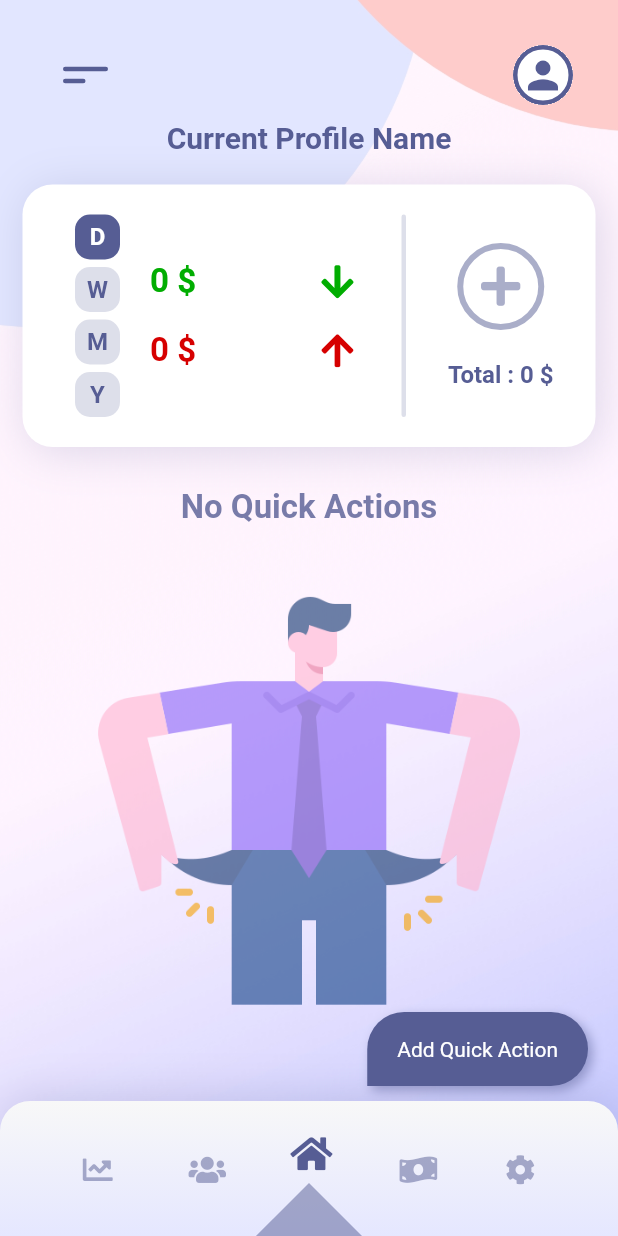
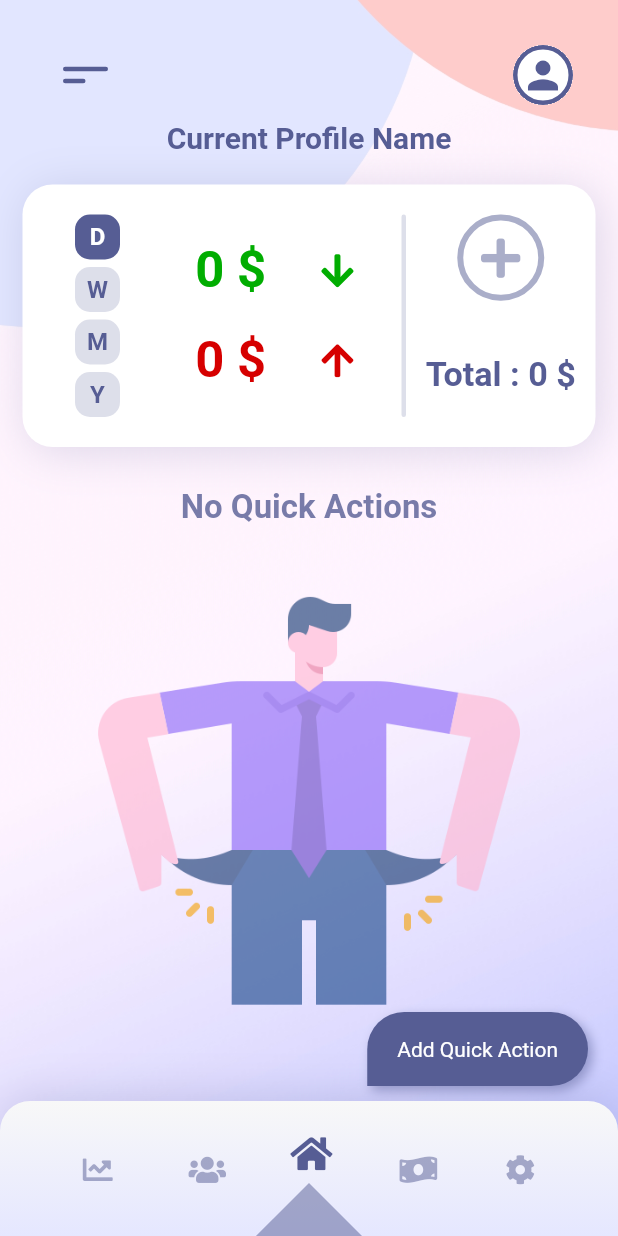
Before and after one commit to amrmhassan/smart-wallet, a Flutter app: the screen it shows after launch, in the side drawer, after a tap on "Add Quick Action", on a phone screen of 412 x 824 dp. Run offline on Flutter 3.47's test engine with Material 2 defaults, Android fonts, the phone set to English and light mode, and no system bars; our stand-ins replace font_awesome_flutter, sqflite; accounts and stored records are empty.

Commit message:
no comment

```diff
--- a/lib/constants/db_constants.dart
+++ b/lib/constants/db_constants.dart
@@ -1,3 +1,12 @@
-const String dbName = 'my_wallet_app.db';
+import 'package:flutter/foundation.dart';
+
+String get dbName {
+  if (kDebugMode) {
+    return 'my_wallet_app_db_development.db';
+  } else {
+    return 'my_wallet_app_production.db';
+  }
+}
+
 const String transactionsTableName = 'transactions';
 const String quickActionsTableName = 'quickActions';
--- a/lib/screens/holder_screen.dart
+++ b/lib/screens/holder_screen.dart
@@ -105,7 +105,10 @@ class _HolderScreenState extends State<HolderScreen> {
                     onPageChanged: (index) {
                       return _setActiveNavBarIconIndex(index);
                     },
+                    //! try this attribute now
+                    allowImplicitScrolling: false,
                     controller: _pageController,
+
                     children: [
                       Container(
                         child: Text('Statistics page'),
--- a/lib/screens/home_screen/widgets/quick_actions_cards_grid.dart
+++ b/lib/screens/home_screen/widgets/quick_actions_cards_grid.dart
@@ -56,7 +56,18 @@ class QuickActionsCardsGrid extends StatelessWidget {
             ? EmptyTransactions(
                 title: 'No Quick Actions',
               )
-            : GridView.builder(
+            : NotificationListener<ScrollUpdateNotification>(
+                onNotification: ((notification) {
+                  double scrollingPosition = notification.metrics.pixels;
+                  if (scrollingPosition > 50) {
+                    //? here i will add the code to hide the the add quick action floating action button
+                  } else {
+                    //? here i will add the code to show the the add quick action floating action button
+
+                  }
+                  return true;
+                }),
+                child: GridView.builder(
                     clipBehavior: Clip.none,
                     //* this is so impressive for adding a different animation to the scrolling effect
                     physics: BouncingScrollPhysics(),
@@ -64,7 +75,8 @@ class QuickActionsCardsGrid extends StatelessWidget {
                     //* this is a problem :: when making the clip none the cards overflow the grid and get out of it
                     //* when it is hards edges the shadow of the cards gets cut and look bad
                     shrinkWrap: true,
-                gridDelegate: const SliverGridDelegateWithFixedCrossAxisCount(
+                    gridDelegate:
+                        const SliverGridDelegateWithFixedCrossAxisCount(
                       crossAxisCount: 2,
                       crossAxisSpacing: kDefaultPadding / 2,
                       mainAxisSpacing: kDefaultPadding / 2,
@@ -78,9 +90,11 @@ class QuickActionsCardsGrid extends StatelessWidget {
                         title: quickActions[index].title,
                         description: quickActions[index].description,
                         transactionType: quickActions[index].transactionType,
-                    onTap: () => applyQuickAction(context, quickActions[index]),
+                        onTap: () =>
+                            applyQuickAction(context, quickActions[index]),
                       );
                     }),
+              ),
       ),
     );
   }
--- a/lib/screens/home_screen/widgets/right_side_sammary.dart
+++ b/lib/screens/home_screen/widgets/right_side_sammary.dart
@@ -1,3 +1,5 @@
+// ignore_for_file: prefer_const_constructors
+
 import 'package:flutter/material.dart';
 import 'package:wallet_app/screens/add_transaction/add_transaction_screen.dart';
 
@@ -16,11 +18,18 @@ class RightSideSammary extends StatelessWidget {
       child: Column(
         mainAxisAlignment: MainAxisAlignment.center,
         children: [
-          AddNewTransactionIcon(onTap: () {
-            Navigator.pushNamed(context, AddTransactionScreen.routeName);
-          }),
-          const SizedBox(height: 20),
-          const TotalAmountInProfile(),
+          Expanded(
+            child: AddNewTransactionIcon(onTap: () {
+              Navigator.pushNamed(context, AddTransactionScreen.routeName);
+            }),
+          ),
+          SizedBox(height: 20),
+          Expanded(
+            child: ConstrainedBox(
+              constraints: BoxConstraints(maxWidth: 100),
+              child: TotalAmountInProfile(),
+            ),
+          ),
         ],
       ),
     );
--- a/lib/screens/home_screen/widgets/summary_income_outcome.dart
+++ b/lib/screens/home_screen/widgets/summary_income_outcome.dart
@@ -8,6 +8,9 @@ import 'package:wallet_app/providers/transactions_provider.dart';
 import '../../../constants/colors.dart';
 import '../../../constants/sizes.dart';
 import '../../../utils/transactions_utils.dart';
+
+//* this is to ensure that the money container won't exceed the specified height
+const double _maxHeightConstrains = 40;
 
 class SummaryIncomeOutcome extends StatelessWidget {
   const SummaryIncomeOutcome({
@@ -27,12 +30,21 @@ class SummaryIncomeOutcome extends StatelessWidget {
             Row(
               mainAxisAlignment: MainAxisAlignment.spaceBetween,
               children: [
-                Text(
+                Expanded(
+                  child: ConstrainedBox(
+                    constraints:
+                        BoxConstraints(maxHeight: _maxHeightConstrains),
+                    child: FittedBox(
+                      fit: BoxFit.contain,
+                      child: Text(
                         '${doubleToString(transactionData.totalIncome)} \$',
                         style: TextStyle(
                           color: kIncomeColor,
                           fontWeight: FontWeight.bold,
                           fontSize: kDefaultHeadingTextSize,
+                        ),
+                      ),
+                    ),
                   ),
                 ),
                 SizedBox(width: 5),
@@ -49,12 +61,21 @@ class SummaryIncomeOutcome extends StatelessWidget {
             Row(
               mainAxisAlignment: MainAxisAlignment.spaceBetween,
               children: [
-                Text(
+                Expanded(
+                  child: ConstrainedBox(
+                    constraints:
+                        BoxConstraints(maxHeight: _maxHeightConstrains),
+                    child: FittedBox(
+                      fit: BoxFit.contain,
+                      child: Text(
                         '${doubleToString(transactionData.totalOutcome)} \$',
                         style: TextStyle(
                           color: kOutcomeColor,
                           fontWeight: FontWeight.bold,
                           fontSize: kDefaultHeadingTextSize,
+                        ),
+                      ),
+                    ),
                   ),
                 ),
                 SizedBox(width: 5),
--- a/lib/screens/home_screen/widgets/total_amount.dart
+++ b/lib/screens/home_screen/widgets/total_amount.dart
@@ -16,12 +16,15 @@ class TotalAmountInProfile extends StatelessWidget {
   @override
   Widget build(BuildContext context) {
     final totalAmount = Provider.of<TransactionProvider>(context).totalMoney;
-    return Text(
-      'Total : ${doubleToString(totalAmount)} \$',
-      style: TextStyle(
-        color: kMainColor,
-        fontSize: kDefaultInfoTextSize,
-        fontWeight: FontWeight.bold,
+    return FittedBox(
+      fit: BoxFit.contain,
+      child: Text(
+        'Total : ${doubleToString(totalAmount)} \$',
+        style: TextStyle(
+          color: kMainColor,
+          fontSize: kDefaultInfoTextSize,
+          fontWeight: FontWeight.bold,
+        ),
       ),
     );
   }
--- /dev/null
+++ b/lib/tests/animated_container.dart
@@ -0,0 +1,23 @@
+// ignore_for_file: prefer_const_constructors
+
+import 'package:flutter/material.dart';
+
+class Animations extends StatefulWidget {
+  const Animations({Key? key}) : super(key: key);
+
+  @override
+  State<Animations> createState() => _AnimationsState();
+}
+
+class _AnimationsState extends State<Animations> {
+  @override
+  Widget build(BuildContext context) {
+    return Scaffold(
+      body: AnimatedContainer(
+        duration: Duration(
+          seconds: 1,
+        ),
+      ),
+    );
+  }
+}
```
Also changed, not shown: 1 other file. Lines whose indentation alone changed are shown as unchanged.
